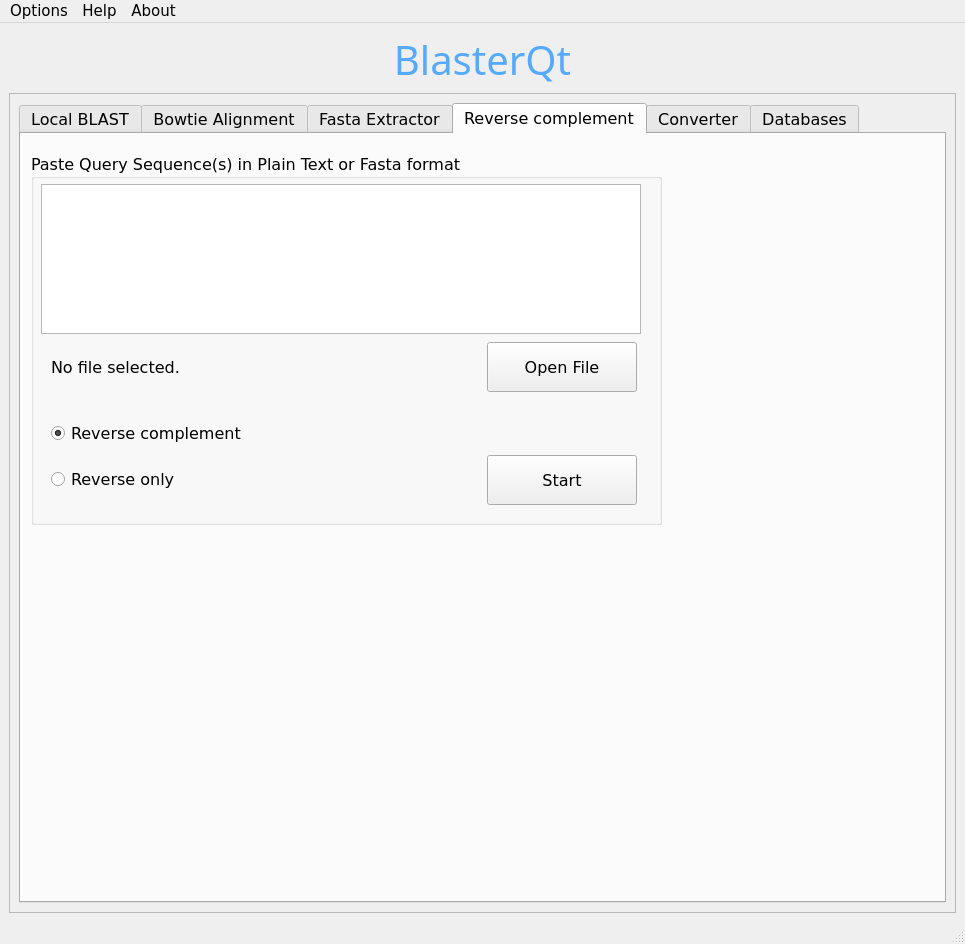
snowformatics/BlasterQt, file blaster.ui: the form before one commit.
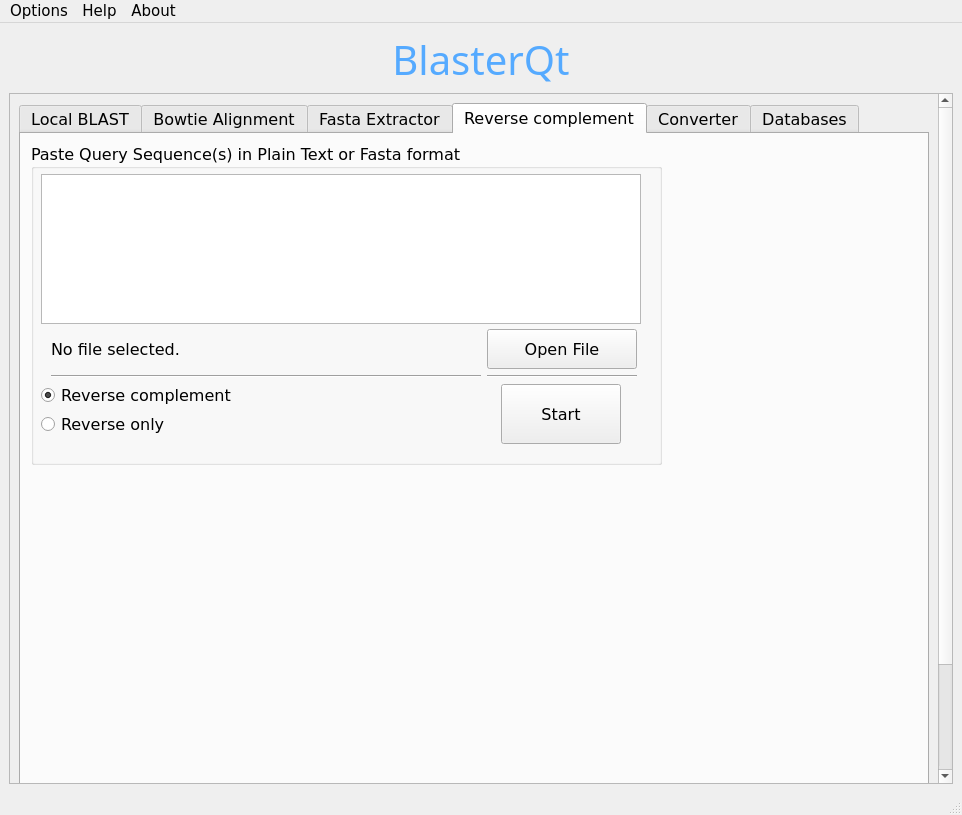
The form after the commit. The open tabs and pages were chosen to show the change. Icons and pictures are not drawn.

Diff of the .ui file:
```diff
--- a/blaster.ui
+++ b/blaster.ui
@@ -6,8 +6,8 @@
    <rect>
     <x>0</x>
     <y>0</y>
-    <width>965</width>
-    <height>944</height>
+    <width>962</width>
+    <height>815</height>
    </rect>
   </property>
   <property name="windowTitle">
@@ -50,8 +50,8 @@
         <rect>
          <x>0</x>
          <y>0</y>
-         <width>945</width>
-         <height>822</height>
+         <width>925</width>
+         <height>818</height>
         </rect>
        </property>
        <layout class="QVBoxLayout" name="verticalLayout_2">
@@ -1052,9 +1052,9 @@
             <property name="geometry">
              <rect>
               <x>10</x>
-              <y>20</y>
+              <y>10</y>
               <width>631</width>
-              <height>371</height>
+              <height>321</height>
              </rect>
             </property>
             <property name="minimumSize">
@@ -1091,7 +1091,7 @@
                <x>10</x>
                <y>180</y>
                <width>601</width>
-               <height>181</height>
+               <height>61</height>
               </rect>
              </property>
              <layout class="QGridLayout" name="gridLayout_8">
@@ -1107,7 +1107,69 @@
               <property name="bottomMargin">
                <number>5</number>
               </property>
-              <item row="2" column="0">
+              <item row="0" column="0">
+               <widget class="QLabel" name="label_3">
+                <property name="text">
+                 <string>No file selected.</string>
+                </property>
+               </widget>
+              </item>
+              <item row="0" column="1">
+               <widget class="QPushButton" name="pushButton_8">
+                <property name="minimumSize">
+                 <size>
+                  <width>150</width>
+                  <height>40</height>
+                 </size>
+                </property>
+                <property name="maximumSize">
+                 <size>
+                  <width>150</width>
+                  <height>40</height>
+                 </size>
+                </property>
+                <property name="text">
+                 <string>Open File</string>
+                </property>
+                <property name="icon">
+                 <iconset resource="../Resources/blaster.qrc">
+                  <normaloff>:/Icons/Filesystem-folder-grey-open-icon.png</normaloff>:/Icons/Filesystem-folder-grey-open-icon.png</iconset>
+                </property>
+                <property name="iconSize">
+                 <size>
+                  <width>32</width>
+                  <height>32</height>
+                 </size>
+                </property>
+               </widget>
+              </item>
+              <item row="1" column="0">
+               <widget class="Line" name="line_6">
+                <property name="orientation">
+                 <enum>Qt::Horizontal</enum>
+                </property>
+               </widget>
+              </item>
+              <item row="1" column="1">
+               <widget class="Line" name="line_7">
+                <property name="orientation">
+                 <enum>Qt::Horizontal</enum>
+                </property>
+               </widget>
+              </item>
+             </layout>
+            </widget>
+            <widget class="QWidget" name="gridLayoutWidget">
+             <property name="geometry">
+              <rect>
+               <x>10</x>
+               <y>240</y>
+               <width>381</width>
+               <height>52</height>
+              </rect>
+             </property>
+             <layout class="QGridLayout" name="gridLayout">
+              <item row="0" column="0">
                <widget class="QRadioButton" name="radioButton_2">
                 <property name="text">
                  <string>Reverse complement</string>
@@ -1117,82 +1179,45 @@
                 </property>
                </widget>
               </item>
-              <item row="0" column="0">
-               <widget class="QLabel" name="label_3">
-                <property name="text">
-                 <string>No file selected.</string>
-                </property>
-               </widget>
-              </item>
-              <item row="3" column="0">
+              <item row="1" column="0">
                <widget class="QRadioButton" name="radioButton">
                 <property name="text">
                  <string>Reverse only</string>
                 </property>
                </widget>
               </item>
-              <item row="0" column="1">
-               <widget class="QPushButton" name="pushButton_8">
-                <property name="maximumSize">
-                 <size>
-                  <width>150</width>
-                  <height>50</height>
-                 </size>
-                </property>
-                <property name="text">
-                 <string>Open File</string>
-                </property>
-                <property name="icon">
-                 <iconset resource="../../../../Python/Resources/blaster.qrc">
-                  <normaloff>:/Icons/Filesystem-folder-grey-open-icon.png</normaloff>:/Icons/Filesystem-folder-grey-open-icon.png</iconset>
-                </property>
-                <property name="iconSize">
-                 <size>
-                  <width>32</width>
-                  <height>32</height>
-                 </size>
-                </property>
-               </widget>
-              </item>
-              <item row="1" column="0">
-               <spacer name="horizontalSpacer">
-                <property name="orientation">
-                 <enum>Qt::Horizontal</enum>
-                </property>
-                <property name="sizeHint" stdset="0">
-                 <size>
-                  <width>40</width>
-                  <height>20</height>
-                 </size>
-                </property>
-               </spacer>
-              </item>
-              <item row="3" column="1">
-               <widget class="QPushButton" name="pushButton_6">
-                <property name="minimumSize">
-                 <size>
-                  <width>150</width>
-                  <height>50</height>
-                 </size>
-                </property>
-                <property name="maximumSize">
-                 <size>
-                  <width>250</width>
-                  <height>50</height>
-                 </size>
-                </property>
-                <property name="font">
-                 <font>
-                  <pointsize>12</pointsize>
-                 </font>
-                </property>
-                <property name="text">
-                 <string>Start</string>
-                </property>
-               </widget>
-              </item>
              </layout>
             </widget>
+            <widget class="QPushButton" name="pushButton_6">
+             <property name="geometry">
+              <rect>
+               <x>470</x>
+               <y>240</y>
+               <width>120</width>
+               <height>60</height>
+              </rect>
+             </property>
+             <property name="minimumSize">
+              <size>
+               <width>120</width>
+               <height>60</height>
+              </size>
+             </property>
+             <property name="maximumSize">
+              <size>
+               <width>120</width>
+               <height>60</height>
+              </size>
+             </property>
+             <property name="font">
+              <font>
+               <pointsize>12</pointsize>
+              </font>
+             </property>
+             <property name="text">
+              <string>Start</string>
+             </property>
+            </widget>
            </widget>
           </widget>
           <widget class="QWidget" name="tab_6">
@@ -1433,7 +1458,7 @@
     <rect>
      <x>0</x>
      <y>0</y>
-     <width>965</width>
+     <width>962</width>
      <height>24</height>
     </rect>
    </property>
```
Left out of the diff: 231 changed lines with no effect on the pictures.
